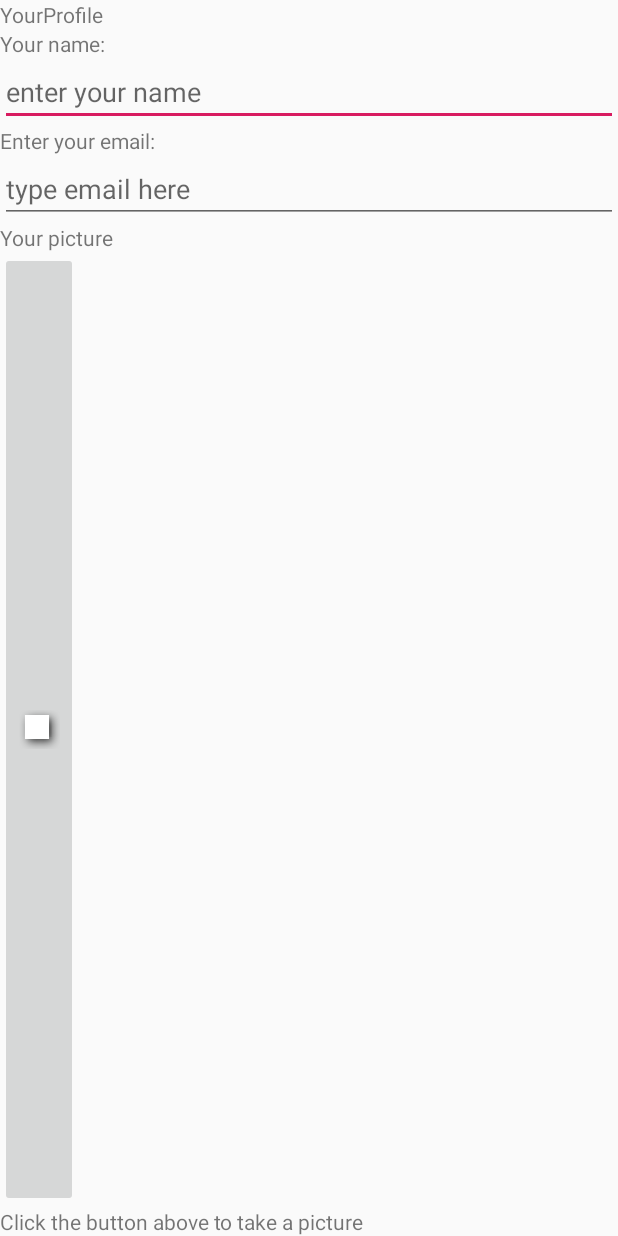
After one commit to LiamHovey8/lab1, an Android app: the layout profile_activity_layout.xml on its own in the app's theme, with its tools: preview values and no code run, on a phone screen of 412 x 824 dp. The commit adds this screen. Run offline under Robolectric (Android 15) with nearby library versions, the phone set to English and light mode, and no system bars.

Commit message:
lab3 commit

```diff
--- a/app/build.gradle
+++ b/app/build.gradle
@@ -17,6 +17,10 @@ android {
             proguardFiles getDefaultProguardFile('proguard-android-optimize.txt'), 'proguard-rules.pro'
         }
     }
+    compileOptions {
+        sourceCompatibility = 1.8
+        targetCompatibility = 1.8
+    }
 }
 
 dependencies {
--- /dev/null
+++ b/app/src/main/res/layout/profile_activity_layout.xml
@@ -0,0 +1,54 @@
+<?xml version="1.0" encoding="utf-8"?>
+<LinearLayout xmlns:android="http://schemas.android.com/apk/res/android"
+    android:orientation="vertical" android:layout_width="match_parent"
+    android:layout_height="match_parent">
+    <TextView
+        android:layout_width="wrap_content"
+        android:layout_height="wrap_content"
+        android:text="YourProfile"
+        />
+    <TextView
+        android:layout_width="wrap_content"
+        android:layout_height="wrap_content"
+        android:text="Your name:"
+        />
+    <EditText
+        android:id="@+id/name"
+        android:inputType="text"
+        android:layout_width="match_parent"
+        android:layout_height="wrap_content"
+        android:hint="enter your name"
+        />
+    <TextView
+        android:layout_width="wrap_content"
+        android:layout_height="wrap_content"
+        android:text="@string/email"
+        />
+    <EditText
+        android:id="@+id/email"
+        android:inputType="textEmailAddress"
+        android:layout_width="match_parent"
+        android:layout_height="wrap_content"
+
+        android:layout_columnWeight="4"
+
+        android:hint="@string/hint2"
+        />
+    <TextView
+        android:layout_width="wrap_content"
+        android:layout_height="wrap_content"
+        android:text="Your picture"
+        />
+    <ImageButton
+        android:id="@+id/imageButton"
+        android:layout_width="wrap_content"
+        android:layout_height="wrap_content"
+        android:layout_gravity="fill"
+        android:layout_weight="1"
+        android:src="@android:drawable/picture_frame" />
+    <TextView
+        android:layout_width="wrap_content"
+        android:layout_height="wrap_content"
+        android:text="Click the button above to take a picture"
+        />
+</LinearLayout>
--- a/app/src/main/res/values/strings.xml
+++ b/app/src/main/res/values/strings.xml
@@ -1,11 +1,14 @@
-<resources>
+<resources xmlns:tools="http://schemas.android.com/tools">
     <string name="app_name">Android Labs</string>
     <string name="hello_message">Hello World!</string>
     <string name="ButtonText">I’m a button</string>
     <string name="ButtonText2">CLICK HERE</string>
     <string name="checkBox">CHECK THIS OUT</string>
     <string name="Switch">Switch on / off</string>
-    <string name="hint">Text Here </string>
+    <string name="hint" >Text Here </string>
+    <string name="hint2" >type email here </string>
     <string name="GUI">Look at my GUI </string>
+    <string name="email">Enter your email:</string>
+    <string name="password">Enter your password:</string>
 
 </resources>
```
Also changed, not shown: app/src/main/java/com/example/androidlabs/MainActivity.java (+28 -1 lines), app/src/main/java/com/example/androidlabs/ProfileActivity.java (added, +68 -0 lines), app/src/main/res/layout/activity_main3.xml (added, +42 -0 lines), app/src/main/res/layout/activity_main_linear.xml (+28 -25 lines).
